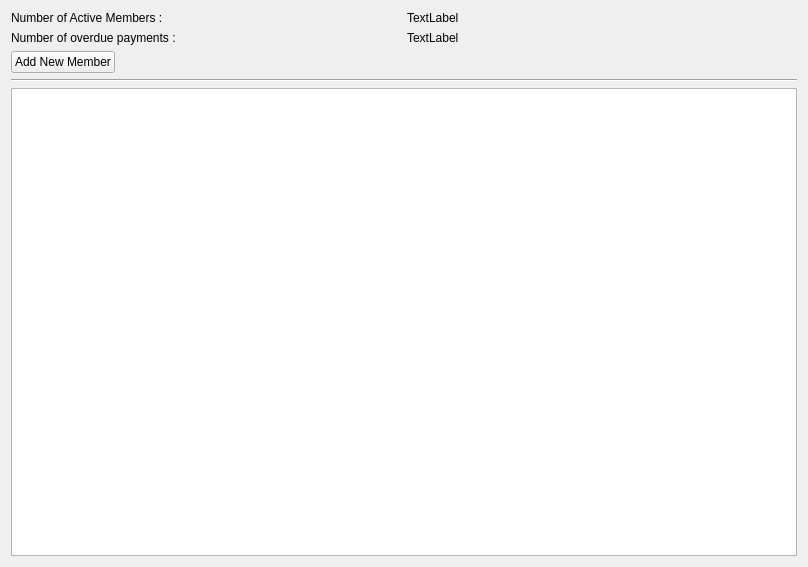
This is GUIMgr/memberspage.ui in yapa-ymtl/Gym-Admin as Qt 5 draws it before an edit. The edited form follows.
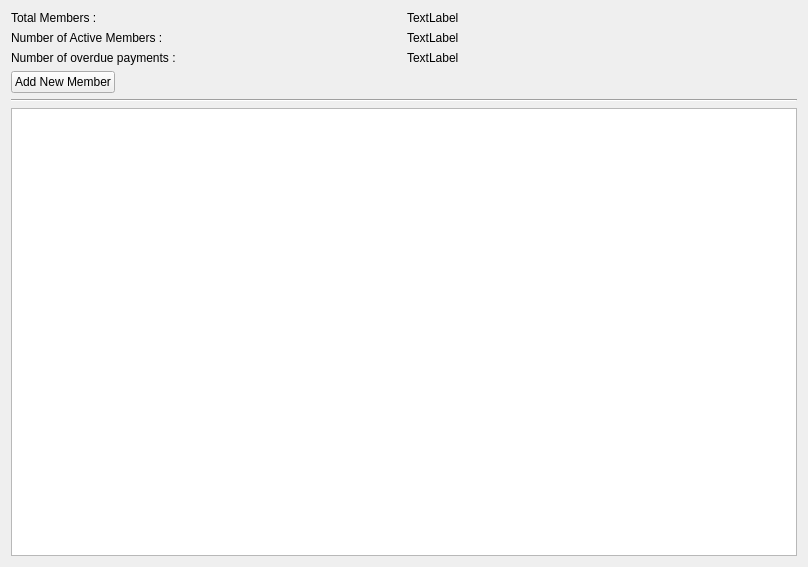
This is the edited form.

The edit to the form file:
```diff
--- a/GUIMgr/memberspage.ui
+++ b/GUIMgr/memberspage.ui
@@ -19,27 +19,41 @@
      <item>
       <layout class="QGridLayout" name="gridLayout">
        <item row="0" column="0">
+        <widget class="QLabel" name="label_5">
+         <property name="text">
+          <string>Total Members :</string>
+         </property>
+        </widget>
+       </item>
+       <item row="0" column="1">
+        <widget class="QLabel" name="label_6">
+         <property name="text">
+          <string>TextLabel</string>
+         </property>
+        </widget>
+       </item>
+       <item row="1" column="0">
         <widget class="QLabel" name="label">
          <property name="text">
           <string>Number of Active Members :</string>
          </property>
         </widget>
        </item>
-       <item row="0" column="1">
+       <item row="1" column="1">
         <widget class="QLabel" name="label_3">
          <property name="text">
           <string>TextLabel</string>
          </property>
         </widget>
        </item>
-       <item row="1" column="0">
+       <item row="2" column="0">
         <widget class="QLabel" name="label_2">
          <property name="text">
           <string>Number of overdue payments :</string>
          </property>
         </widget>
        </item>
-       <item row="1" column="1">
+       <item row="2" column="1">
         <widget class="QLabel" name="label_4">
          <property name="text">
           <string>TextLabel</string>
```
